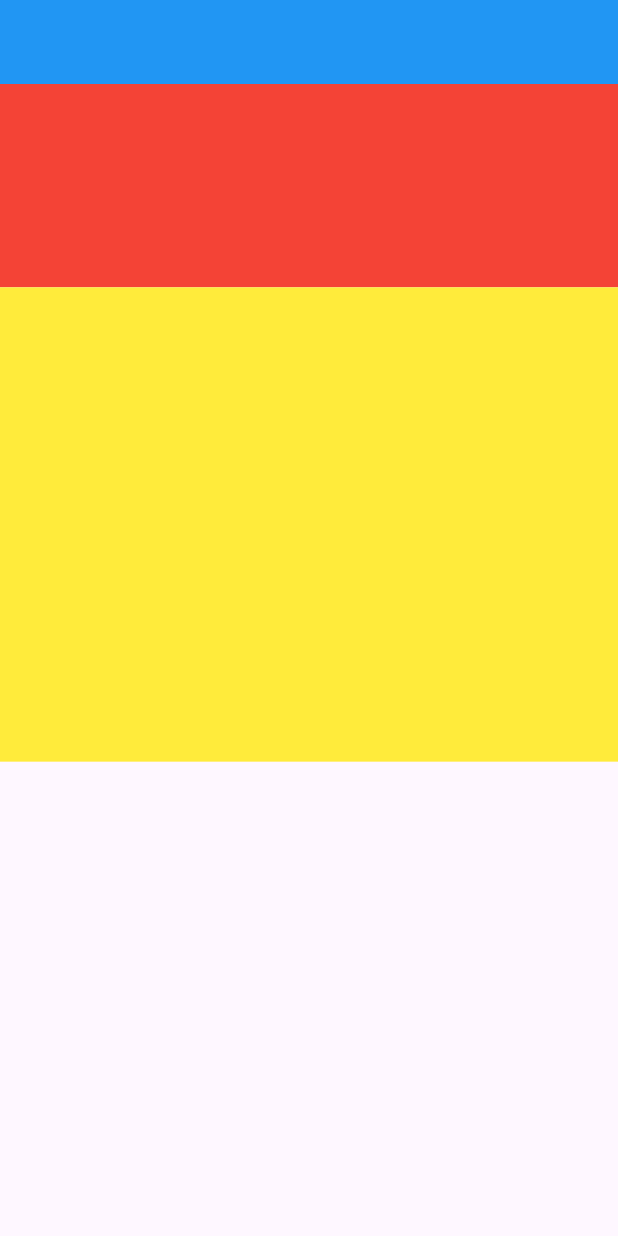
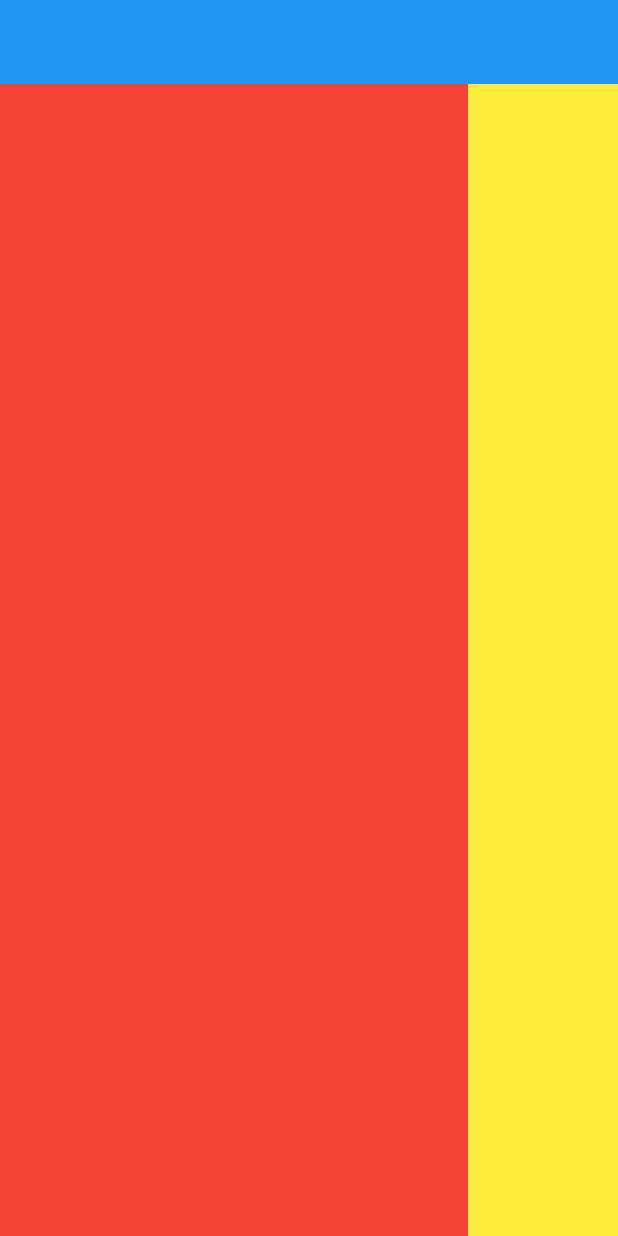
Before and after one commit to doriver/longTimeAgo, a Flutter app: the screen it shows after launch, on a phone screen of 412 x 824 dp. Run offline on Flutter 3.47's test engine with Material 3 defaults, Android fonts, the phone set to English and light mode, and no system bars.

Commit message:
Row() 안에서 Expanded : 나머지 여백 다차지( flex: 1 효과 )

```diff
--- a/lib/main.dart
+++ b/lib/main.dart
@@ -12,11 +12,11 @@
     return MaterialApp(
       home: Scaffold(
         appBar: AppBar( backgroundColor:Colors.blue ),
-        body: Column(
+        body: Row(
           children: [
-            Flexible(child: Container(color: Colors.red), flex: 3),
-            Flexible(child: Container(color: Colors.yellow), flex: 7),
-            Flexible(child: Container(), flex: 7)
+            Expanded(child: Container(color: Colors.red)),
+            Container(width: 100, color: Colors.yellow),
+
           ],
         )
       )
```
